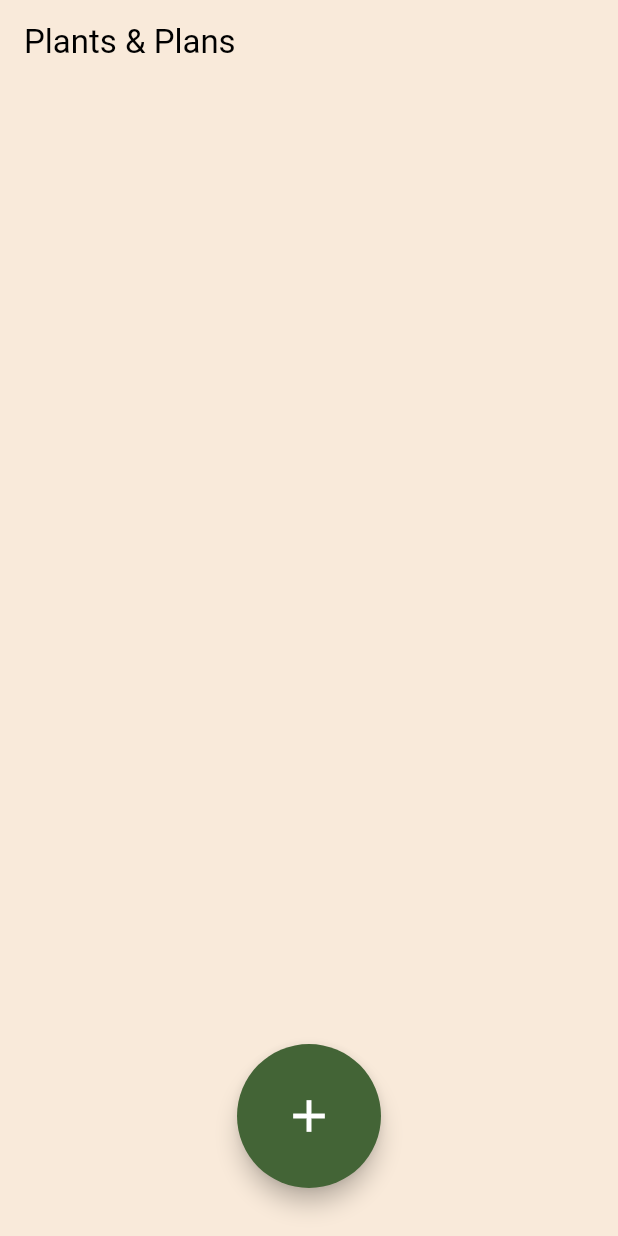
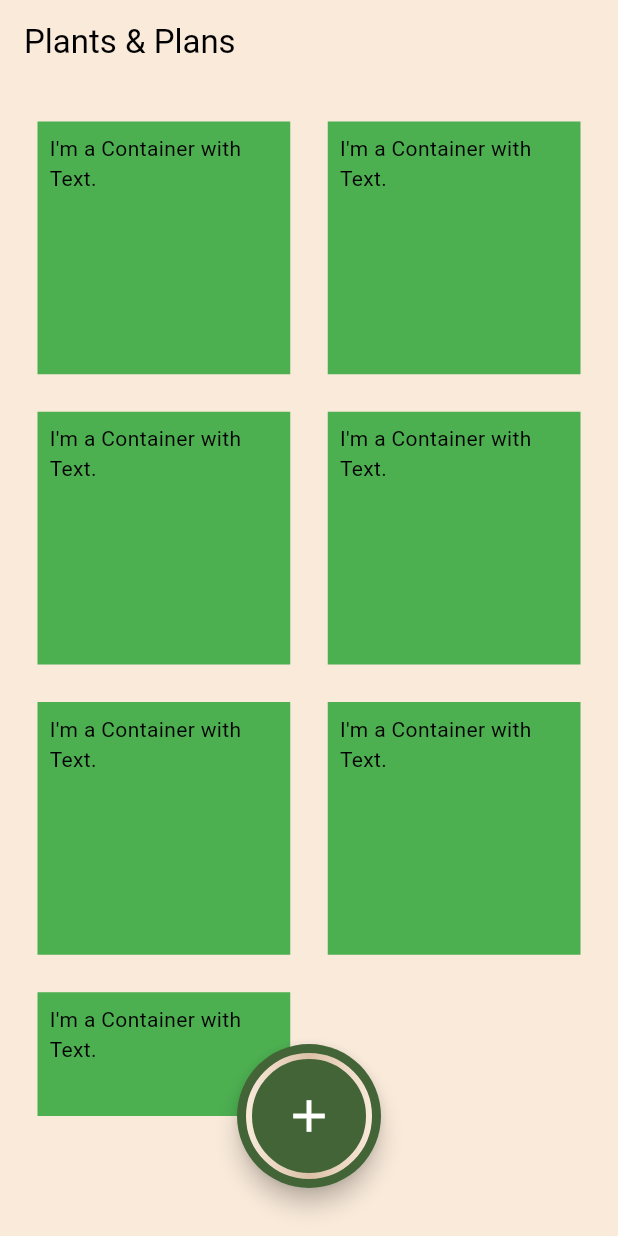
Before and after one commit to dontknow96/PlantsAndPlans, a Flutter app: the screen it shows after launch, on a phone screen of 412 x 824 dp. Run offline on Flutter 3.47's test engine with Material 3 defaults, Android fonts, the light colour scheme and no system bars; our stand-ins replace gradient_borders.

Commit message:
started on grid view and designed add plant button

```diff
--- a/lib/plant_list/plant_list.dart
+++ b/lib/plant_list/plant_list.dart
@@ -1,22 +1,22 @@
 import 'package:flutter/material.dart';
 import 'widgets/add_plant_button.dart';
+import 'widgets/plant_grid_view.dart';
 
 class PlantList extends StatelessWidget {
   const PlantList({super.key});
 
   @override
   Widget build(BuildContext context) {
-    return Scaffold(
-      body: Container(),
+    return const Scaffold(
+      body: PlantGridView(),
       bottomNavigationBar: BottomAppBar(
-        shape: const AutomaticNotchedShape(
+        shape: AutomaticNotchedShape(
           RoundedRectangleBorder(
               borderRadius: BorderRadius.vertical(top: Radius.circular(80))
           ),
         ),
-        child: Container(height: 50.0),
       ),
-      floatingActionButton: const AddPlantButton(),
+      floatingActionButton: AddPlantButton(),
       floatingActionButtonLocation: FloatingActionButtonLocation.centerDocked,
     );
   }
--- a/lib/plant_list/widgets/add_plant_button.dart
+++ b/lib/plant_list/widgets/add_plant_button.dart
@@ -1,15 +1,34 @@
 import 'package:flutter/material.dart';
+import 'package:gradient_borders/box_borders/gradient_box_border.dart';
 
 class AddPlantButton extends StatelessWidget {
   const AddPlantButton({super.key});
 
   @override
   Widget build(BuildContext context) {
+    final theme = Theme.of(context);
+
     return  FloatingActionButton.large(
       onPressed: () {},
       shape: const CircleBorder(),
-      child: const Icon(Icons.add),
+      child: Container(
+        constraints: const BoxConstraints.expand(),
+        margin: const EdgeInsets.all(6.0),
+        decoration: BoxDecoration(
+          border: GradientBoxBorder(
+            gradient: LinearGradient(
+                colors: [
+                  theme.colorScheme.surface,
+                  theme.colorScheme.background,
+                  theme.colorScheme.surface,
+                ]
+            ),
+            width: 4.0,
+          ),
+          borderRadius: BorderRadius.circular(50)
+        ),
+        child: const Icon(Icons.add),
+      ),
     );
   }
-
 }
--- /dev/null
+++ b/lib/plant_list/widgets/plant_grid_item.dart
@@ -0,0 +1,14 @@
+import 'package:flutter/material.dart';
+
+class PlantGridItem extends StatelessWidget {
+  const PlantGridItem({super.key});
+
+  @override
+  Widget build(BuildContext context) {
+    return  Container(
+      padding: const EdgeInsets.all(8),
+      color: Colors.green,
+      child: const Text("I'm a Container with Text."),
+    );
+  }
+}
--- /dev/null
+++ b/lib/plant_list/widgets/plant_grid_view.dart
@@ -0,0 +1,25 @@
+import 'package:flutter/material.dart';
+import 'plant_grid_item.dart';
+
+class PlantGridView extends StatelessWidget {
+  const PlantGridView({super.key});
+
+  @override
+  Widget build(BuildContext context) {
+    return  GridView.count (
+      crossAxisCount: 2,
+      padding: const EdgeInsets.all(25),
+      crossAxisSpacing: 25,
+      mainAxisSpacing: 25,
+      children: const <PlantGridItem>[
+        PlantGridItem(),
+        PlantGridItem(),
+        PlantGridItem(),
+        PlantGridItem(),
+        PlantGridItem(),
+        PlantGridItem(),
+        PlantGridItem(),
+      ],
+    );
+  }
+}
--- a/pubspec.yaml
+++ b/pubspec.yaml
@@ -13,6 +13,7 @@ dependencies:
     sdk: flutter
   intl: ^0.19.0
   cupertino_icons: ^1.0.2
+  gradient_borders: ^1.0.1
 
 dev_dependencies:
   flutter_test:
```
Also changed, not shown: pubspec.lock.
